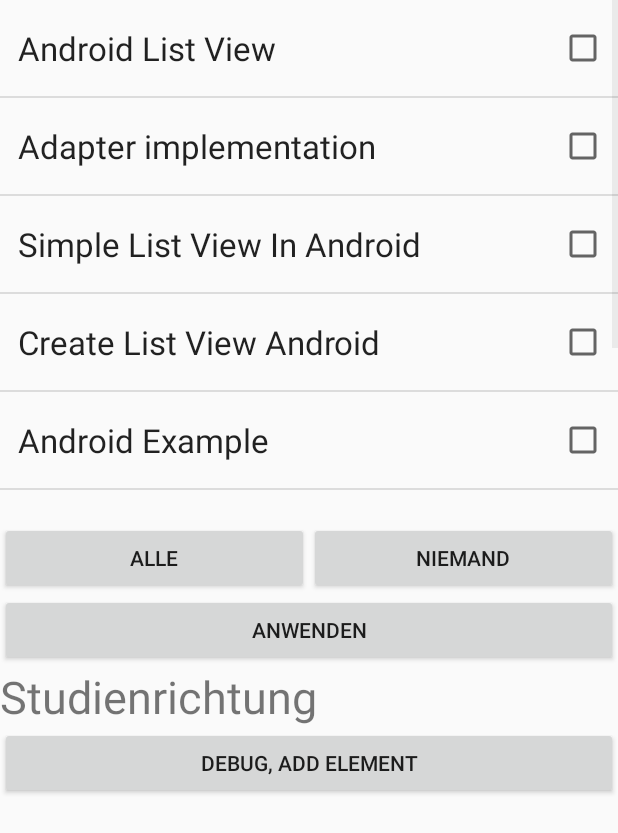
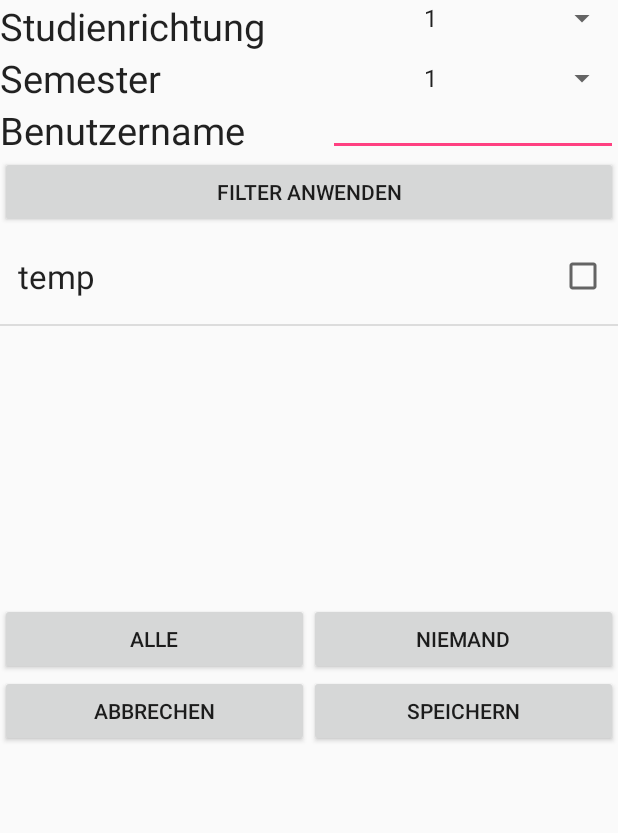
Before and after one commit to 0wncl0ud/MobProPro, an Android app: the NeueFreunde screen opened directly, with no data from a screen before it, on a phone screen of 412 x 824 dp. Shown: the top 833 px of the screen. Run offline under Robolectric (Android 15) with nearby library versions, the phone set to English and light mode, and no system bars.

Commit message:
Es paar änderige ^^ Filter hinzu

```diff
--- a/TeamSRMF/app/src/main/AndroidManifest.xml
+++ b/TeamSRMF/app/src/main/AndroidManifest.xml
@@ -18,7 +18,6 @@
                 <category android:name="android.intent.category.LAUNCHER" />
             </intent-filter>
         </activity>
-        <activity android:name=".FilterSettings" />
         <activity android:name=".NeueFreunde" />
         <activity android:name=".TCPClient" />
         <activity android:name=".MeinePosition" />
--- a/TeamSRMF/app/src/main/java/mobpro/hslu/ch/teamsrmf/Benutzer.java
+++ b/TeamSRMF/app/src/main/java/mobpro/hslu/ch/teamsrmf/Benutzer.java
@@ -43,4 +43,5 @@ public class Benutzer {
         return mTimeStamp;
     }
 
+
 }
--- a/TeamSRMF/app/src/main/java/mobpro/hslu/ch/teamsrmf/MeineFreunde.java
+++ b/TeamSRMF/app/src/main/java/mobpro/hslu/ch/teamsrmf/MeineFreunde.java
@@ -2,9 +2,13 @@ package mobpro.hslu.ch.teamsrmf;
 
 import android.app.TabActivity;
 import android.content.Intent;
+import android.os.Parcelable;
 import android.support.v7.app.AppCompatActivity;
 import android.os.Bundle;
+import android.util.Log;
 import android.view.View;
+
+import java.util.ArrayList;
 
 public class MeineFreunde extends AppCompatActivity {
 
@@ -13,6 +17,7 @@ public class MeineFreunde extends AppCompatActivity {
         super.onCreate(savedInstanceState);
         setContentView(R.layout.activity_meine_freunde);
     }
+
 
     public void löscheFreundeClicked(View v){
         //// TODO: 09.05.2016 lösche hier die markierten freunde
--- a/TeamSRMF/app/src/main/java/mobpro/hslu/ch/teamsrmf/NeueFreunde.java
+++ b/TeamSRMF/app/src/main/java/mobpro/hslu/ch/teamsrmf/NeueFreunde.java
@@ -2,7 +2,9 @@ package mobpro.hslu.ch.teamsrmf;
 
 import android.app.Activity;
 import android.app.ListActivity;
+import android.content.Intent;
 import android.os.Bundle;
+import android.os.Parcelable;
 import android.util.SparseBooleanArray;
 import android.view.View;
 import android.view.ViewGroup;
@@ -19,62 +21,75 @@ public class NeueFreunde extends Activity {
 
     ArrayAdapter<String> adapter;
     int clickCounter;
-    CheckedTextView myCheckedTextView;
-    ListView userListView;
-
+    private CheckedTextView myCheckedTextView;
+    private  ListView userListView;
+    private ArrayList<String> neueFreundeList = new ArrayList<String>();
+    protected ArrayList<Benutzer> neueFreundeListChecked = new ArrayList<Benutzer>();
+    private boolean selectedFlag=false;
 
 
     @Override
     protected void onCreate(Bundle savedInstanceState) {
         super.onCreate(savedInstanceState);
         setContentView(R.layout.activity_neue_freunde);
-        String[] values = new String[] { "Android List View",
-                "Adapter implementation",
-                "Simple List View In Android",
-                "Create List View Android",
-                "Android Example",
-                "List View Source Code",
-                "List View Array Adapter",
-                "Android Example List View"
-        };
+        neueFreundeList.add("temp");        //// TODO: 10.05.2016 delete this und fülle die Daten aus dem Personen array ein, arbeite mit fillInData
+        //fillInData(getAllUsers);
         userListView=(ListView)findViewById(R.id.neueFreundeList);
         if(userListView!=null) {
-            adapter = new ArrayAdapter<String>(this, android.R.layout.select_dialog_multichoice, android.R.id.text1, values);
+            adapter = new ArrayAdapter<String>(this, android.R.layout.select_dialog_multichoice, android.R.id.text1, neueFreundeList);
             userListView.setAdapter(adapter);
         }
-       /* if(adapter.getCount()>5){
-            View item=adapter.getView(0,null,userListView);
-            item.measure(0,0);
-            ViewGroup.LayoutParams params=new ViewGroup.LayoutParams(ViewGroup.LayoutParams.MATCH_PARENT,(int) (5.5 * item.getMeasuredHeight()));
-            userListView.setLayoutParams(params);
-        }*/
-
-       // myCheckedTextView.setText("Hallo, wähle mich");
-
-        //setListAdapter(adapter);
     }
 
-    /*public void addItems(View v) {
-        listItems.add(0,myCheckedTextView);
-        adapter.notifyDataSetChanged();
-    }*/
     public void AllClicked(View v){
-        //adapter.set
+        //// TODO: 10.05.2016 Markiere alle
     }
 
     public void NoneClicked(View v){
+        //// TODO: 10.05.2016 demarkiere alle
+    }
 
+    public void wendeFilterAnClicked(View v){
+        //Todo  Wende den Filter an und gib die restlichen Objekte auf der Liste aus
     }
+
+    public void AbbrechenNeueFreundeClicked(View v){
+        Intent mainActivity = new Intent(this, MainActivity.class);
+        mainActivity.putExtra("Tab","Freunde");
+        startActivity(mainActivity);
+    }
+
 
     public void speicherBenutzerListeClicked(View v){
         SparseBooleanArray checked = userListView.getCheckedItemPositions();
-        TextView selectedItems=(TextView)findViewById(R.id.SelectedItems);
         for (int i = 0; i < checked.size(); i++) {
-            // Item position in adapter
             int position = checked.keyAt(i);
-            // Add sport if it is checked i.e.) == TRUE!
-            if (checked.valueAt(i))
-                //selectedItems.setText(adapter.getItem(position));     //DEbugAusgabe
+            if (checked.valueAt(i)){
+                       //TODO     suche Objekt adapter.getItem(position))
+                    //neueFreundeListChecked.add(   //// TODO: 10.05.2016 füge objekt der liste hinzu
+            }
+        }
+        Intent mainActivity = new Intent(this, MainActivity.class);
+        mainActivity.putExtra("Tab","Freunde");
+        mainActivity.putExtra("Benutzerliste",neueFreundeListChecked);
+        startActivity(mainActivity);
+    }
+
+    private void fillInData(ArrayList<Benutzer> benutzerListe){
+        for (Benutzer tempBenutzer : benutzerListe){
+            neueFreundeList.add(tempBenutzer.getName());
         }
     }
+
+    public ArrayList<Benutzer> getSelctedData(){
+        if (selectedFlag==true){
+            selectedFlag=false;
+           return neueFreundeListChecked;
+        }
+        else{
+            return null;
+        }
+    }
+
+
 }
--- a/TeamSRMF/app/src/main/res/layout/activity_neue_freunde.xml
+++ b/TeamSRMF/app/src/main/res/layout/activity_neue_freunde.xml
@@ -1,69 +1,172 @@
 <?xml version="1.0" encoding="utf-8"?>
-
-    <LinearLayout xmlns:android="http://schemas.android.com/apk/res/android"
-        android:orientation="vertical"
+<ScrollView xmlns:android="http://schemas.android.com/apk/res/android"
+    xmlns:tools="http://schemas.android.com/tools"
+    android:id="@+id/scrollView"
     android:layout_width="fill_parent"
     android:layout_height="wrap_content"
+    android:layout_alignParentTop="true"
+    android:layout_centerHorizontal="true">
+
+    <LinearLayout
+        android:layout_width="fill_parent"
+        android:layout_height="wrap_content"
+        android:orientation="vertical"
         android:weightSum="100">
+
         <LinearLayout
-            android:orientation="horizontal"
+            android:layout_width="match_parent"
+            android:layout_height="wrap_content"
+            android:orientation="horizontal">
+
+            <TextView
+                android:id="@+id/TxtStudienrichtungFilter"
+                android:layout_width="match_parent"
+                android:layout_height="wrap_content"
+                android:layout_gravity="center"
+                android:layout_weight="10"
+                android:singleLine="false"
+                android:text="Studienrichtung"
+                android:textAppearance="?android:attr/textAppearanceLarge"
+                android:textSize="25dp" />
+
+            <Spinner
+                android:id="@+id/spinnerStudienrichtungValue"
+                android:layout_width="match_parent"
+                android:layout_height="wrap_content"
+                android:layout_weight="20"
+                android:entries="@array/Semester"
+                android:entryValues="@array/SemesterValues"
+                android:key="Studienrichtung"
+                android:persistent="true"
+                android:shouldDisableView="true"
+                android:textAppearance="?android:attr/textAppearanceLarge" />
+        </LinearLayout>
+
+        <LinearLayout
+            android:layout_width="match_parent"
+            android:layout_height="wrap_content"
+            android:orientation="horizontal">
+
+            <TextView
+                android:id="@+id/TxtSemesterFilter"
+                android:layout_width="match_parent"
+                android:layout_height="wrap_content"
+                android:layout_gravity="center"
+                android:layout_weight="10"
+                android:singleLine="false"
+                android:text="Semester"
+                android:textAppearance="?android:attr/textAppearanceLarge"
+                android:textSize="25dp" />
+
+            <Spinner
+                android:id="@+id/spinnerSemesterValueFilter"
+                android:layout_width="match_parent"
+                android:layout_height="fill_parent"
+                android:layout_weight="20"
+                android:entries="@array/Semester"
+                android:entryValues="@array/SemesterValues"
+                android:key="Semester"
+                android:persistent="false"
+                android:shouldDisableView="true" />
+        </LinearLayout>
+
+        <LinearLayout
+            android:layout_width="match_parent"
+            android:layout_height="wrap_content"
+            android:orientation="horizontal">
+
+            <TextView
+                android:id="@+id/TxtBenutzernameFilter"
+                android:layout_width="match_parent"
+                android:layout_height="wrap_content"
+                android:layout_gravity="center"
+                android:layout_weight="8"
+                android:singleLine="false"
+                android:text="Benutzername"
+                android:textAppearance="?android:attr/textAppearanceLarge"
+                android:textSize="25dp" />
+
+            <EditText
+                android:id="@+id/BenutzernameFilter"
+                android:layout_width="match_parent"
+                android:layout_height="fill_parent"
+                android:layout_weight="9"
+                android:entries="@array/Semester"
+                android:entryValues="@array/SemesterValues"
+                android:key="Semester"
+                android:persistent="false"
+                android:shouldDisableView="true" />
+        </LinearLayout>
+
+        <Button
+            android:id="@+id/wendeFilterAn"
+            android:layout_width="match_parent"
+            android:layout_height="wrap_content"
+            android:layout_weight="50"
+            android:onClick="wendeFilterAnClicked"
+            android:text="Filter anwenden" />
+
+        <LinearLayout
             android:layout_width="fill_parent"
-            android:layout_height="wrap_content">
+            android:layout_height="wrap_content"
+            android:orientation="horizontal">
+
             <ListView
+                android:id="@+id/neueFreundeList"
                 android:layout_width="fill_parent"
-                            android:layout_height="348dp"
-                            android:dividerHeight="2px"
-                            android:id="@+id/neueFreundeList"
-                            android:drawSelectorOnTop="true"
+                android:layout_height="250dp"
                 android:layout_gravity="center_horizontal"
                 android:choiceMode="multipleChoice"
                 android:clickable="true"
                 android:contextClickable="true"
+                android:dividerHeight="1dp"
+                android:drawSelectorOnTop="true"
                 android:fastScrollAlwaysVisible="false"
                 android:fastScrollEnabled="false" />
         </LinearLayout>
+
         <LinearLayout
-        android:orientation="horizontal"
             android:layout_width="match_parent"
-        android:layout_height="wrap_content">
+            android:layout_height="wrap_content"
+            android:orientation="horizontal">
+
             <Button
+                android:id="@+id/SelectAll"
                 android:layout_width="fill_parent"
                 android:layout_height="wrap_content"
-            android:text="Alle"
-            android:id="@+id/SelectAll"
                 android:layout_weight="50"
-            android:onClick="AllClicked"/>
+                android:onClick="AllClicked"
+                android:text="Alle" />
+
             <Button
+                android:id="@+id/buttonLoad"
                 android:layout_width="fill_parent"
                 android:layout_height="wrap_content"
-            android:text="Niemand"
-            android:id="@+id/buttonLoad"
                 android:layout_weight="50"
-            android:onClick="NoneClicked"/>
+                android:onClick="NoneClicked"
+                android:text="Niemand" />
         </LinearLayout>
-    <Button
+
+        <LinearLayout
             android:layout_width="match_parent"
             android:layout_height="wrap_content"
-        android:text="Anwenden"
-        android:id="@+id/saveFilterData"
-        android:onClick="speicherBenutzerListeClicked"/>
+            android:orientation="horizontal">
 
-    <TextView
+            <Button
+                android:id="@+id/AbbrechenNeueFreunde"
                 android:layout_width="match_parent"
                 android:layout_height="wrap_content"
-        android:textAppearance="?android:attr/textAppearanceSmall"
-        android:text="Studienrichtung"
-        android:id="@+id/SelectedItems"
-        android:textSize="30dp"
-        android:singleLine="false" />
+                android:layout_weight="50"
+                android:onClick="AbbrechenNeueFreundeClicked"
+                android:text="Abbrechen" />
 
             <Button
+                android:id="@+id/saveFilterData"
                 android:layout_width="match_parent"
                 android:layout_height="wrap_content"
-            android:text="Debug, add element"
-            android:id="@+id/debugAddElement"
-            android:onClick="addItems" />
-
-
-
+                android:layout_weight="50"
+                android:onClick="speicherBenutzerListeClicked"
+                android:text="Speichern" />
         </LinearLayout>
+    </LinearLayout>
+</ScrollView>
```
Also changed, not shown: TeamSRMF/app/src/main/java/mobpro/hslu/ch/teamsrmf/FilterSettings.java (deleted, +0 -21 lines), TeamSRMF/app/src/main/java/mobpro/hslu/ch/teamsrmf/MainActivity.java (+16 -8 lines), TeamSRMF/app/src/main/res/layout/activity_filter_settings.xml (deleted, +0 -81 lines), TeamSRMF/app/src/main/res/layout/activity_meine_freunde.xml (+18 -1 lines). Lines whose indentation alone changed are shown as unchanged.
